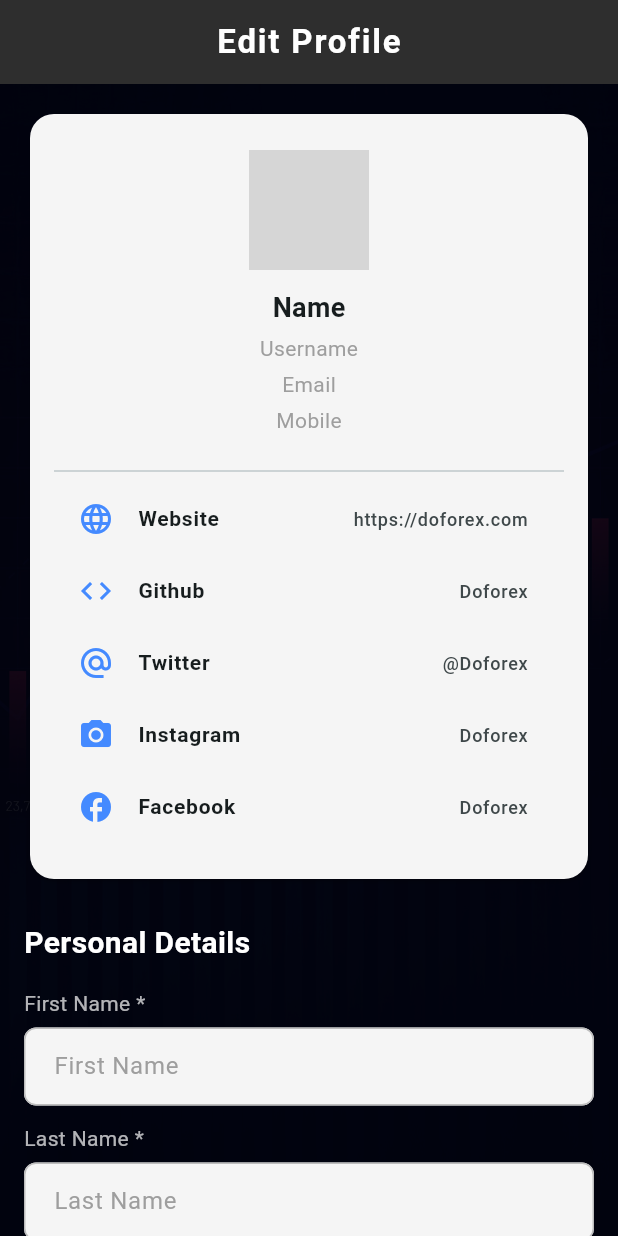
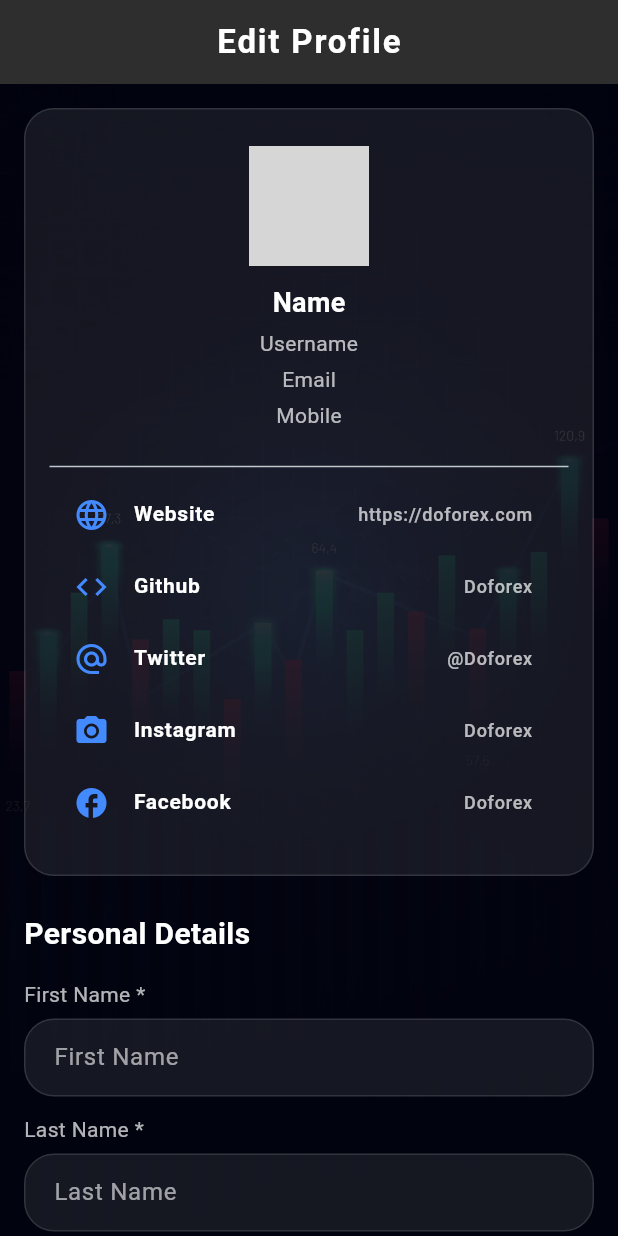
Before and after one commit to businessvivek3600/fx-crm, a Flutter app: the EditProfileScreen screen opened by its route, on a phone screen of 412 x 824 dp. Run offline on Flutter 3.47's test engine with Material 3 defaults, Android fonts, the phone set to English and light mode, and no system bars; our stand-ins replace awesome_dialog, country_picker, dio, firebase_core, firebase_messaging, fl_chart and 14 more; accounts and stored records are empty; network calls fail; grey boxes are pictures that could not be loaded.

Commit message:
profile screen or edit profile screen ui updated and also customTextField and CustomDropDownField desgin also change & dashboard and customDrawer desgin also changed

```diff
--- a/lib/view/component/drawer_component/component/profile/edit_profile.dart
+++ b/lib/view/component/drawer_component/component/profile/edit_profile.dart
@@ -164,7 +164,7 @@ class _EditProfileScreenState extends State<EditProfileScreen> {
                 return CustomTextFormField(
                   label: 'Country',
                   readOnly: true,
-                  textStyle: const TextStyle(color: Colors.black),
+                  icon: Icon(Icons.arrow_drop_down,color: Colors.white,),
                   hint:
                       authController.selectedCountryName.value.isEmpty
                           ? 'Please select a country'
@@ -294,9 +294,13 @@ class _EditProfileScreenState extends State<EditProfileScreen> {
   }
 
   Widget _buildProfileCard(Customer? customer) {
-    return Card(
-      shape: RoundedRectangleBorder(borderRadius: BorderRadius.circular(16)),
-      color: Colors.grey.shade100,
+    print(customer?.image);
+    return Container(
+      decoration: BoxDecoration(
+        color: Colors.white.withOpacity(0.08),
+        borderRadius: BorderRadius.circular(20),
+        border: Border.all(color: Colors.white12),
+      ),
       child: Padding(
         padding: const EdgeInsets.symmetric(vertical: 24, horizontal: 16),
         child: Column(
@@ -305,7 +309,6 @@ class _EditProfileScreenState extends State<EditProfileScreen> {
             CircleAvatar(
               radius: 40,
               backgroundImage: NetworkImage(
-                customer?.image ??
                     'https://images.unsplash.com/photo-1633332755192-727a05c4013d?fm=jpg&q=60&w=3000',
               ),
               onBackgroundImageError: (exception, stackTrace) {
@@ -319,22 +322,22 @@ class _EditProfileScreenState extends State<EditProfileScreen> {
             /// Name and Info
             Text(
               customer?.customerName ?? 'Name',
-              style: const TextStyle(fontSize: 18, fontWeight: FontWeight.bold),
+              style: const TextStyle(fontSize: 18, fontWeight: FontWeight.bold,color: Colors.white),
             ),
             const SizedBox(height: 4),
             Text(
               customer?.username ?? 'Username',
-              style: const TextStyle(fontSize: 14, color: Colors.grey),
+              style: const TextStyle(fontSize: 14, color: Colors.white70),
             ),
             const SizedBox(height: 4),
             Text(
               customer?.customerEmail ?? 'Email',
-              style: const TextStyle(fontSize: 14, color: Colors.grey),
+              style: const TextStyle(fontSize: 14, color: Colors.white70),
             ),
             const SizedBox(height: 4),
             Text(
               customer?.customerMobile ?? 'Mobile',
-              style: const TextStyle(fontSize: 14, color: Colors.grey),
+              style: const TextStyle(fontSize: 14, color: Colors.white70),
             ),
 
             const SizedBox(height: 16),
@@ -362,9 +365,9 @@ class _EditProfileScreenState extends State<EditProfileScreen> {
       leading: Icon(icon, color: Colors.blueAccent),
       title: Text(
         label,
-        style: const TextStyle(fontWeight: FontWeight.bold, fontSize: 14),
+        style: const TextStyle(fontWeight: FontWeight.bold, fontSize: 14,color: Colors.white),
       ),
-      trailing: Text(value, style: const TextStyle(fontSize: 12)),
+      trailing: Text(value, style: const TextStyle(fontSize: 12,color: Colors.white70)),
     );
   }
 }
--- a/lib/view/component/drawer_component/component/promotions/terms_condition.dart
+++ b/lib/view/component/drawer_component/component/promotions/terms_condition.dart
@@ -14,11 +14,10 @@ class TermsAndConditionsScreen extends StatefulWidget {
 }
 
 class _TermsAndConditionsScreenState extends State<TermsAndConditionsScreen> {
-  late final DashBoardController dashBoardController;
+  final DashBoardController dashBoardController = Get.put(DashBoardController());
   @override
   void initState() {
     super.initState();
-    dashBoardController = Get.put(DashBoardController(dioClient: dioClient)); // Provide dioClient
     dashBoardController.getTermsAndCondition();
 
   }
--- a/lib/widgets/custom_text_form.dart
+++ b/lib/widgets/custom_text_form.dart
@@ -42,34 +42,33 @@ class CustomTextFormField extends StatelessWidget {
         TextFormField(
           autovalidateMode: AutovalidateMode.onUserInteraction,
           controller: controller,
-          initialValue: controller == null ? initialValue : null, // 🛑 Important
+          initialValue: controller == null ? initialValue : null,
           readOnly: readOnly || isDate,
-          onTap:  onTap,
-          validator: validator, // 🛑 attach validator
+          onTap: onTap,
+          validator: validator,
           onChanged: onChanged,
           focusNode: focusNode,
           decoration: InputDecoration(
             prefixIcon: icon,
             hintText: hint,
-            hintStyle: textStyle ?? const TextStyle(color: Colors.grey),
+            hintStyle: textStyle ?? const TextStyle(color: Colors.white60),
             filled: true,
-            fillColor: fillColor ?? Colors.grey.shade100,
+            fillColor: Colors.white.withOpacity(0.08),
             suffixIcon: isDate
-                ? const Icon(Icons.calendar_today, color: Colors.grey, size: 20)
+                ? const Icon(Icons.calendar_today, color: Colors.white70, size: 20)
                 : null,
-
             enabledBorder: OutlineInputBorder(
-              borderRadius: BorderRadius.circular(8),
-              borderSide: BorderSide(color: Colors.grey.shade400),
+              borderRadius: BorderRadius.circular(20),
+              borderSide: const BorderSide(color: Colors.white12),
             ),
             focusedBorder: OutlineInputBorder(
-              borderRadius: BorderRadius.circular(8),
-              borderSide: const BorderSide(color: Colors.blueAccent),
+              borderRadius: BorderRadius.circular(20),
+              borderSide: const BorderSide(color: Colors.white30),
             ),
             contentPadding: const EdgeInsets.symmetric(horizontal: 16, vertical: 14),
           ),
-          style: const TextStyle(color: Colors.black),
-        ),
+          style: const TextStyle(color: Colors.white),
+        )
       ],
     );
   }
```
Also changed, not shown: lib/controller/dashboard_controller.dart (+6 -5 lines), lib/view/component/drawer_component/custom_drawer.dart (+21 -14 lines), lib/view/customer_profile_screen.dart (+35 -37 lines), lib/view/dashboard_screen.dart (+4 -15 lines), lib/widgets/drop_down_text_field.dart (+25 -18 lines).
